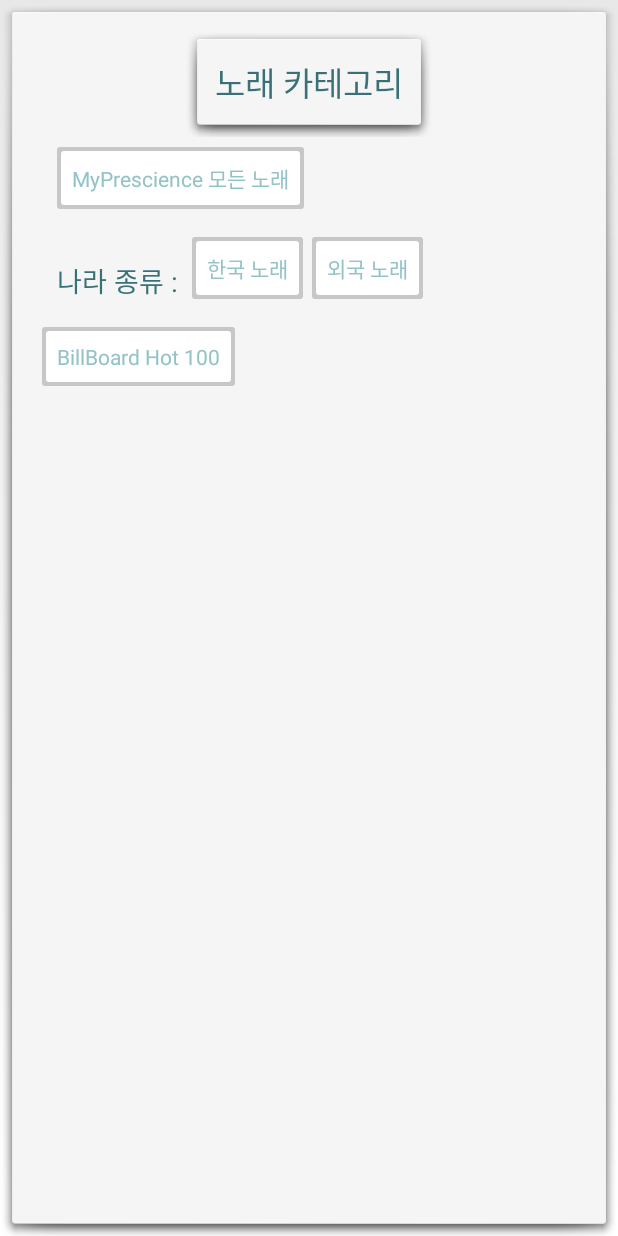
After one commit to 2015-Hanyang-Univ-Capstone/MyPrescience, an Android app: the layout song_fliter_fragment_layout.xml on its own in the app's theme, with its tools: preview values and no code run, on a phone screen of 412 x 824 dp. The commit adds this screen. Run offline under Robolectric (Android 15) with nearby library versions, the phone set to English and light mode, and no system bars.

```diff
--- a/app/src/main/java/com/myprescience/ui/AlbumActivity.java
+++ b/app/src/main/java/com/myprescience/ui/AlbumActivity.java
@@ -16,7 +16,7 @@ import android.widget.TextView;
 
 import com.myprescience.R;
 import com.myprescience.util.Indicator;
-import com.myprescience.util.JSON;
+import com.myprescience.util.Server;
 
 import org.json.simple.JSONArray;
 import org.json.simple.JSONObject;
@@ -38,7 +38,7 @@ public class AlbumActivity extends Activity{
     int mSize64x64 = 2;
 
     Indicator mIndicator;
-    JSON mJson;
+    Server mJson;
     LinearLayout mTrackLinearLayout;
     ImageView mAlbumImageView;
     TextView mNameTextView, mGenresTextview, mFollowersTextView, mReleaseTextView, mCopyrightTextView;
@@ -50,7 +50,7 @@ public class AlbumActivity extends Activity{
         setContentView(R.layout.activity_album);
 
         mIndicator = new Indicator(this);
-        mJson = new JSON();
+        mJson = new Server();
 
         mAlbumImageView = (ImageView) findViewById(R.id.albumImageView);
         mNameTextView = (TextView) findViewById(R.id.nameTextView);
--- a/app/src/main/java/com/myprescience/ui/ArtistActivity.java
+++ b/app/src/main/java/com/myprescience/ui/ArtistActivity.java
@@ -14,7 +14,7 @@ import android.widget.TextView;
 
 import com.myprescience.R;
 import com.myprescience.util.Indicator;
-import com.myprescience.util.JSON;
+import com.myprescience.util.Server;
 
 import org.json.simple.JSONArray;
 import org.json.simple.JSONObject;
@@ -34,7 +34,7 @@ public class ArtistActivity extends Activity {
     int size64x64 = 2;
 
     Indicator mIndicator;
-    JSON json;
+    Server json;
     ImageView artistImageView;
     TextView nameTextView, genresTextview, followersTextView;
     ProgressBar popularityProgressBar;
@@ -45,7 +45,7 @@ public class ArtistActivity extends Activity {
         setContentView(R.layout.activity_artist);
 
         mIndicator = new Indicator(this);
-        json = new JSON();
+        json = new Server();
 
         artistImageView = (ImageView) findViewById(R.id.artistImageView);
         nameTextView = (TextView) findViewById(R.id.nameTextView);
--- a/app/src/main/java/com/myprescience/ui/MainActivity.java
+++ b/app/src/main/java/com/myprescience/ui/MainActivity.java
@@ -20,7 +20,7 @@ import com.facebook.Session;
 import com.facebook.model.GraphUser;
 import com.myprescience.R;
 
-import static com.myprescience.ui.SongListActivity.RATING;
+import static com.myprescience.util.Server.RANDOM_MODE;
 
 
 public class MainActivity extends ActionBarActivity
@@ -93,7 +93,7 @@ public class MainActivity extends ActionBarActivity
             case 2:
 //                mTitle = getString(R.string.title_section2);
                 Intent section2 = new Intent(this, SongListActivity.class);
-                section2.putExtra("mode", RATING);
+                section2.putExtra("mode", RANDOM_MODE);
                 startActivity(section2);
                 break;
             case 3:
--- a/app/src/main/java/com/myprescience/ui/RecommendActivity.java
+++ b/app/src/main/java/com/myprescience/ui/RecommendActivity.java
@@ -18,7 +18,7 @@ import com.myprescience.R;
 import java.util.ArrayList;
 import java.util.Vector;
 
-import static com.myprescience.ui.SongListActivity.BBT;
+import static com.myprescience.util.Server.FIRST_MODE;
 
 /**
  * 장르 선택 액티비티
@@ -48,7 +48,7 @@ public class RecommendActivity extends Activity{
             public void onClick(View v) {
                 sRecommendActivity = RecommendActivity.this;
                 Intent intent = new Intent(RecommendActivity.this, SongListActivity.class);
-                intent.putExtra("mode",BBT);
+                intent.putExtra("mode",FIRST_MODE);
                 intent.putExtra("selectGenre",selectGenre);
                 startActivity(intent);
             }
--- a/app/src/main/java/com/myprescience/util/JSON.java
+++ b/app/src/main/java/com/myprescience/util/Server.java
@@ -14,9 +14,10 @@ import java.io.InputStreamReader;
 /**
  * Created by dongjun on 15. 3. 27..
  */
-public class JSON {
+public class Server {
 
     static public int USER_ID = 0;
+    static public int MODE, RANDOM_MODE = 0, FIRST_MODE = 1, KPOP_MODE = 2, POP_MODE = 3, BILLBOARDHOT_MODE = 4;
 
     static public String SERVER_ADDRESS = "http://218.37.215.185/MyPrescience/db";
 //    static public String SERVER_ADDRESS = "http://172.200.152.155:8888/MyPrescience/db";
@@ -29,13 +30,14 @@ public class JSON {
 
     static public String SONG_API = "/Song.php?query=";
     static public String SONG_WITH_ID = "selectAllWithId&id=";
-    static public String RANDOM_SONGS = "selectRanSongs";
+    static public String RANDOM_SONGS = "selectRanSongs&user_id=";
 
     static public String BILLBOARDTOP_API = "/BillboardTop.php?query=";
     static public String BBT_WITH_GENRE = "selectGenreTop&genres=";
 
     static public String RATING_API = "/Rating.php?query=";
     static public String INSERT_RATING = "insertRating&";
+    static public String SELECT_MYSONGS = "selectSongs&user_id=";
     static public String SELECT_SONG_COUNT = "selectSongCount&user_id=";
 
     static public String FACEBOOK_PROFILE = "https://graph.facebook.com/";
--- /dev/null
+++ b/app/src/main/res/layout/song_fliter_fragment_layout.xml
@@ -0,0 +1,77 @@
+<?xml version="1.0" encoding="utf-8"?>
+
+<com.myprescience.ui.SlidingRelativeLayout
+        xmlns:android="http://schemas.android.com/apk/res/android"
+        android:layout_width="match_parent"
+        android:layout_height="match_parent"
+        android:background="@android:drawable/dialog_holo_light_frame">
+
+    <TextView
+        android:layout_width="wrap_content"
+        android:layout_height="wrap_content"
+        android:layout_centerHorizontal="true"
+        android:textAppearance="?android:attr/textAppearanceLarge"
+        android:textColor="@color/color_base_blue"
+        android:layout_margin="10dp"
+        android:padding="20dp"
+        android:background="@android:drawable/dialog_holo_light_frame"
+        android:text="노래 카테고리" />
+
+    <Button
+        android:layout_marginTop="90dp"
+        android:layout_marginLeft="30dp"
+        android:layout_width="wrap_content"
+        android:layout_height="wrap_content"
+        android:padding="10dp"
+        android:textColor="@color/color_base_light_blue"
+        android:background="@drawable/background"
+        android:textAppearance="?android:attr/textAppearanceSmall"
+        android:text="MyPrescience 모든 노래"
+        android:id="@+id/random_SongFilter" />
+
+    <TextView
+        android:layout_marginTop="165dp"
+        android:layout_marginLeft="30dp"
+        android:layout_width="wrap_content"
+        android:layout_height="wrap_content"
+        android:textAppearance="?android:attr/textAppearanceMedium"
+        android:textColor="@color/color_base_blue"
+        android:text="나라 종류 : " />
+
+    <Button
+        android:layout_marginTop="150dp"
+        android:layout_marginLeft="120dp"
+        android:layout_width="wrap_content"
+        android:layout_height="wrap_content"
+        android:padding="10dp"
+        android:textColor="@color/color_base_light_blue"
+        android:background="@drawable/background"
+        android:textAppearance="?android:attr/textAppearanceSmall"
+        android:text="한국 노래"
+        android:id="@+id/kpop_SongFilter" />
+
+    <Button
+        android:layout_marginTop="150dp"
+        android:layout_marginLeft="200dp"
+        android:layout_width="wrap_content"
+        android:layout_height="wrap_content"
+        android:padding="10dp"
+        android:textColor="@color/color_base_light_blue"
+        android:background="@drawable/background"
+        android:textAppearance="?android:attr/textAppearanceSmall"
+        android:text="외국 노래"
+        android:id="@+id/pop_SongFilter" />
+
+    <Button
+        android:layout_marginTop="210dp"
+        android:layout_marginLeft="20dp"
+        android:layout_width="wrap_content"
+        android:layout_height="wrap_content"
+        android:padding="10dp"
+        android:textColor="@color/color_base_light_blue"
+        android:background="@drawable/background"
+        android:textAppearance="?android:attr/textAppearanceSmall"
+        android:text="BillBoard Hot 100"
+        android:id="@+id/billboardHot100_SongFilter" />
+
+</com.myprescience.ui.SlidingRelativeLayout>
```
Also changed, not shown: app/src/main/java/com/myprescience/ui/LoginActivity.java (+6 -16 lines), app/src/main/java/com/myprescience/ui/MyPageActivity.java (+6 -6 lines), app/src/main/java/com/myprescience/ui/MySongListActivity.java (+18 -7 lines), app/src/main/java/com/myprescience/ui/MySongListAdapter.java (+2 -7 lines), app/src/main/java/com/myprescience/ui/SlidingListFragment.java (deleted, +0 -59 lines), app/src/main/java/com/myprescience/ui/SongActivity.java (+10 -14 lines), app/src/main/java/com/myprescience/ui/SongFilterFragment.java (added, +147 -0 lines), app/src/main/java/com/myprescience/ui/SongListActivity.java (+47 -67 lines), app/src/main/java/com/myprescience/ui/SongListAdapter.java (+16 -11 lines), app/src/main/res/drawable/active_background.xml (added, +20 -0 lines), app/src/main/res/layout/list_view_item.xml (deleted, +0 -9 lines), app/src/main/res/layout/sliding_fragment_layout.xml (deleted, +0 -14 lines).
